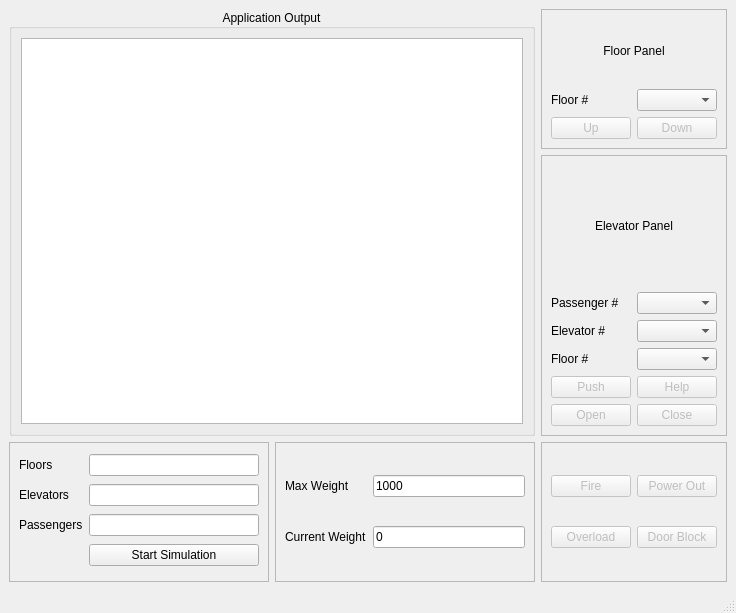
kenjisak/QtElevator, file elevassign/mainwindow.ui: the form before one commit.
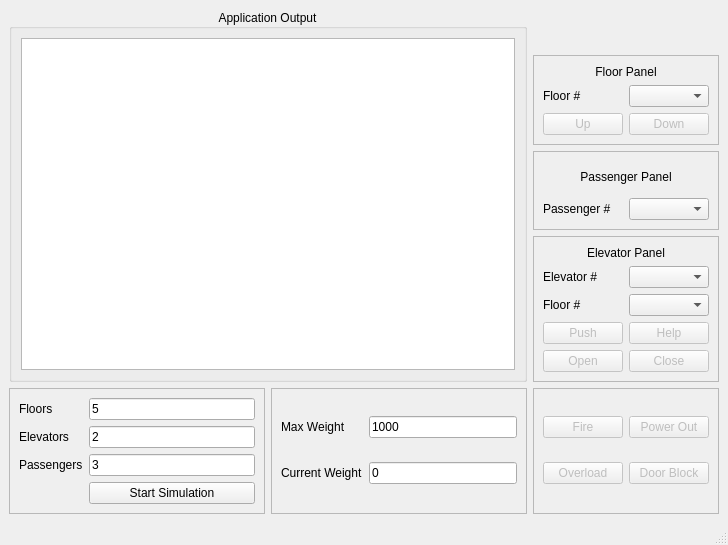
The form after the commit.

Commit message: implemented movement of passenger between floors

```diff
--- a/elevassign/mainwindow.ui
+++ b/elevassign/mainwindow.ui
@@ -6,8 +6,8 @@
    <rect>
     <x>0</x>
     <y>0</y>
-    <width>736</width>
-    <height>613</height>
+    <width>728</width>
+    <height>545</height>
    </rect>
   </property>
   <property name="windowTitle">
@@ -15,108 +15,7 @@
   </property>
   <widget class="QWidget" name="allWidgets">
    <layout class="QGridLayout" name="gridLayout_7">
-    <item row="0" column="2">
-     <widget class="QFrame" name="flrPanel">
-      <property name="frameShape">
-       <enum>QFrame::StyledPanel</enum>
-      </property>
-      <property name="frameShadow">
-       <enum>QFrame::Raised</enum>
-      </property>
-      <layout class="QGridLayout" name="gridLayout_4">
-       <item row="2" column="1">
-        <widget class="QPushButton" name="downBtn">
-         <property name="enabled">
-          <bool>false</bool>
-         </property>
-         <property name="text">
-          <string>Down</string>
-         </property>
-        </widget>
-       </item>
-       <item row="2" column="0">
-        <widget class="QPushButton" name="upBtn">
-         <property name="enabled">
-          <bool>false</bool>
-         </property>
-         <property name="text">
-          <string>Up</string>
-         </property>
-        </widget>
-       </item>
-       <item row="1" column="0">
-        <widget class="QLabel" name="flrNumLabel">
-         <property name="text">
-          <string>Floor #</string>
-         </property>
-        </widget>
-       </item>
-       <item row="1" column="1">
-        <widget class="QComboBox" name="flrNumDropDown"/>
-       </item>
-       <item row="0" column="0" colspan="2">
-        <widget class="QLabel" name="flrPanelLabel">
-         <property name="text">
-          <string>Floor Panel</string>
-         </property>
-         <property name="alignment">
-          <set>Qt::AlignCenter</set>
-         </property>
-        </widget>
-       </item>
-      </layout>
-     </widget>
-    </item>
-    <item row="3" column="0">
-     <widget class="QFrame" name="simPanel">
-      <property name="frameShape">
-       <enum>QFrame::StyledPanel</enum>
-      </property>
-      <property name="frameShadow">
-       <enum>QFrame::Raised</enum>
-      </property>
-      <layout class="QGridLayout" name="gridLayout_3">
-       <item row="1" column="0">
-        <widget class="QLabel" name="numElevsLabel">
-         <property name="text">
-          <string>Elevators</string>
-         </property>
-        </widget>
-       </item>
-       <item row="0" column="1">
-        <widget class="QLineEdit" name="flrNuminit"/>
-       </item>
-       <item row="1" column="1">
-        <widget class="QLineEdit" name="elevNuminit"/>
-       </item>
-       <item row="3" column="1">
-        <widget class="QPushButton" name="startSimBtn">
-         <property name="text">
-          <string>Start Simulation</string>
-         </property>
-        </widget>
-       </item>
-       <item row="0" column="0">
-        <widget class="QLabel" name="numFlrsLabel">
-         <property name="text">
-          <string>Floors</string>
-         </property>
-        </widget>
-       </item>
-       <item row="2" column="0">
-        <widget class="QLabel" name="numPassLabel">
-         <property name="text">
-          <string>Passengers</string>
-         </property>
-        </widget>
-       </item>
-       <item row="2" column="1">
-        <widget class="QLineEdit" name="passNuminit"/>
-       </item>
-      </layout>
-     </widget>
-    </item>
-    <item row="0" column="0" rowspan="3" colspan="2">
+    <item row="0" column="0" rowspan="5" colspan="2">
      <widget class="QGroupBox" name="outputPanel">
       <property name="title">
        <string>Application Output</string>
@@ -142,7 +41,7 @@
       </layout>
      </widget>
     </item>
-    <item row="3" column="2">
+    <item row="5" column="2">
      <widget class="QFrame" name="safetyPanel">
       <property name="frameShape">
        <enum>QFrame::StyledPanel</enum>
@@ -194,7 +93,68 @@
       </layout>
      </widget>
     </item>
-    <item row="3" column="1">
+    <item row="5" column="0">
+     <widget class="QFrame" name="simPanel">
+      <property name="frameShape">
+       <enum>QFrame::StyledPanel</enum>
+      </property>
+      <property name="frameShadow">
+       <enum>QFrame::Raised</enum>
+      </property>
+      <layout class="QGridLayout" name="gridLayout_3">
+       <item row="1" column="0">
+        <widget class="QLabel" name="numElevsLabel">
+         <property name="text">
+          <string>Elevators</string>
+         </property>
+        </widget>
+       </item>
+       <item row="0" column="1">
+        <widget class="QLineEdit" name="flrNuminit">
+         <property name="text">
+          <string>5</string>
+         </property>
+        </widget>
+       </item>
+       <item row="1" column="1">
+        <widget class="QLineEdit" name="elevNuminit">
+         <property name="text">
+          <string>2</string>
+         </property>
+        </widget>
+       </item>
+       <item row="3" column="1">
+        <widget class="QPushButton" name="startSimBtn">
+         <property name="text">
+          <string>Start Simulation</string>
+         </property>
+        </widget>
+       </item>
+       <item row="0" column="0">
+        <widget class="QLabel" name="numFlrsLabel">
+         <property name="text">
+          <string>Floors</string>
+         </property>
+        </widget>
+       </item>
+       <item row="2" column="0">
+        <widget class="QLabel" name="numPassLabel">
+         <property name="text">
+          <string>Passengers</string>
+         </property>
+        </widget>
+       </item>
+       <item row="2" column="1">
+        <widget class="QLineEdit" name="passNuminit">
+         <property name="text">
+          <string>3</string>
+         </property>
+        </widget>
+       </item>
+      </layout>
+     </widget>
+    </item>
+    <item row="5" column="1">
      <widget class="QFrame" name="weightPanel">
       <property name="frameShape">
        <enum>QFrame::StyledPanel</enum>
@@ -237,7 +197,39 @@
       </layout>
      </widget>
     </item>
-    <item row="1" column="2" rowspan="2">
+    <item row="2" column="2" rowspan="2">
+     <widget class="QFrame" name="passPanel">
+      <property name="frameShape">
+       <enum>QFrame::StyledPanel</enum>
+      </property>
+      <property name="frameShadow">
+       <enum>QFrame::Raised</enum>
+      </property>
+      <layout class="QGridLayout" name="gridLayout_8">
+       <item row="0" column="0" colspan="2">
+        <widget class="QLabel" name="passPanelLabel">
+         <property name="text">
+          <string>Passenger Panel</string>
+         </property>
+         <property name="alignment">
+          <set>Qt::AlignCenter</set>
+         </property>
+        </widget>
+       </item>
+       <item row="1" column="0">
+        <widget class="QLabel" name="passNumLabel">
+         <property name="text">
+          <string>Passenger #</string>
+         </property>
+        </widget>
+       </item>
+       <item row="1" column="1">
+        <widget class="QComboBox" name="passNumDropDown"/>
+       </item>
+      </layout>
+     </widget>
+    </item>
+    <item row="4" column="2">
      <widget class="QFrame" name="elevatorPanel">
       <property name="frameShape">
        <enum>QFrame::StyledPanel</enum>
@@ -246,47 +238,44 @@
        <enum>QFrame::Raised</enum>
       </property>
       <layout class="QGridLayout" name="gridLayout">
-       <item row="2" column="0">
+       <item row="1" column="0">
         <widget class="QLabel" name="elevNumLabel">
          <property name="text">
           <string>Elevator #</string>
          </property>
         </widget>
        </item>
-       <item row="4" column="0">
-        <widget class="QPushButton" name="pushBtn">
-         <property name="enabled">
-          <bool>false</bool>
-         </property>
-         <property name="text">
-          <string>Push</string>
-         </property>
-        </widget>
-       </item>
        <item row="1" column="1">
-        <widget class="QComboBox" name="passNumDropDown"/>
-       </item>
-       <item row="0" column="0" colspan="2">
-        <widget class="QLabel" name="elevPanelLabel">
-         <property name="text">
-          <string>Elevator Panel</string>
-         </property>
-         <property name="alignment">
-          <set>Qt::AlignCenter</set>
-         </property>
-        </widget>
-       </item>
-       <item row="2" column="1">
         <widget class="QComboBox" name="elevNumDropDown"/>
        </item>
-       <item row="3" column="0">
+       <item row="4" column="1">
+        <widget class="QPushButton" name="closeBtn">
+         <property name="enabled">
+          <bool>false</bool>
+         </property>
+         <property name="text">
+          <string>Close</string>
+         </property>
+        </widget>
+       </item>
+       <item row="2" column="0">
         <widget class="QLabel" name="flrNumLabel_2">
          <property name="text">
           <string>Floor #</string>
          </property>
         </widget>
        </item>
-       <item row="5" column="0">
+       <item row="3" column="0">
+        <widget class="QPushButton" name="pushBtn">
+         <property name="enabled">
+          <bool>false</bool>
+         </property>
+         <property name="text">
+          <string>Push</string>
+         </property>
+        </widget>
+       </item>
+       <item row="4" column="0">
         <widget class="QPushButton" name="openBtn">
          <property name="enabled">
           <bool>false</bool>
@@ -296,27 +285,20 @@
          </property>
         </widget>
        </item>
-       <item row="3" column="1">
+       <item row="0" column="0" colspan="2">
+        <widget class="QLabel" name="elevPanelLabel">
+         <property name="text">
+          <string>Elevator Panel</string>
+         </property>
+         <property name="alignment">
+          <set>Qt::AlignCenter</set>
+         </property>
+        </widget>
+       </item>
+       <item row="2" column="1">
         <widget class="QComboBox" name="flrNumDropDown_2"/>
        </item>
-       <item row="5" column="1">
-        <widget class="QPushButton" name="closeBtn">
-         <property name="enabled">
-          <bool>false</bool>
-         </property>
-         <property name="text">
-          <string>Close</string>
-         </property>
-        </widget>
-       </item>
-       <item row="1" column="0">
-        <widget class="QLabel" name="passNumLabel">
-         <property name="text">
-          <string>Passenger #</string>
-         </property>
-        </widget>
-       </item>
-       <item row="4" column="1">
+       <item row="3" column="1">
         <widget class="QPushButton" name="helpBtn">
          <property name="enabled">
           <bool>false</bool>
@@ -329,6 +311,58 @@
       </layout>
      </widget>
     </item>
+    <item row="1" column="2">
+     <widget class="QFrame" name="flrPanel">
+      <property name="frameShape">
+       <enum>QFrame::StyledPanel</enum>
+      </property>
+      <property name="frameShadow">
+       <enum>QFrame::Raised</enum>
+      </property>
+      <layout class="QGridLayout" name="gridLayout_4">
+       <item row="1" column="1">
+        <widget class="QComboBox" name="flrNumDropDown"/>
+       </item>
+       <item row="2" column="1">
+        <widget class="QPushButton" name="downBtn">
+         <property name="enabled">
+          <bool>false</bool>
+         </property>
+         <property name="text">
+          <string>Down</string>
+         </property>
+        </widget>
+       </item>
+       <item row="2" column="0">
+        <widget class="QPushButton" name="upBtn">
+         <property name="enabled">
+          <bool>false</bool>
+         </property>
+         <property name="text">
+          <string>Up</string>
+         </property>
+        </widget>
+       </item>
+       <item row="1" column="0">
+        <widget class="QLabel" name="flrNumLabel">
+         <property name="text">
+          <string>Floor #</string>
+         </property>
+        </widget>
+       </item>
+       <item row="0" column="0" colspan="2">
+        <widget class="QLabel" name="flrPanelLabel">
+         <property name="text">
+          <string>Floor Panel</string>
+         </property>
+         <property name="alignment">
+          <set>Qt::AlignCenter</set>
+         </property>
+        </widget>
+       </item>
+      </layout>
+     </widget>
+    </item>
    </layout>
   </widget>
   <widget class="QStatusBar" name="statusbar"/>
```
The commit also changes 8 other files.
